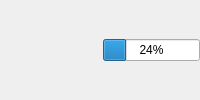
Old version of the form src/umbra/resources/Processing.ui in the repository KelSolaar/Umbra.
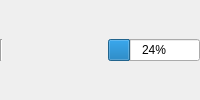
New version of the form.

Commit message: Implement processing related methods.

Patch:
```diff
--- a/src/umbra/resources/Processing.ui
+++ b/src/umbra/resources/Processing.ui
@@ -9,14 +9,14 @@
    <property name="margin">
     <number>0</number>
    </property>
-   <item row="0" column="0">
+   <item row="0" column="1">
     <widget class="QLabel" name="Processing_label">
      <property name="text">
       <string/>
      </property>
     </widget>
    </item>
-   <item row="0" column="1">
+   <item row="0" column="2">
     <widget class="QProgressBar" name="Processing_progressBar">
      <property name="sizePolicy">
       <sizepolicy hsizetype="Minimum" vsizetype="Fixed">
@@ -29,6 +29,13 @@
      </property>
     </widget>
    </item>
+   <item row="0" column="0">
+    <widget class="Line" name="Vertical_line">
+     <property name="orientation">
+      <enum>Qt::Vertical</enum>
+     </property>
+    </widget>
+   </item>
   </layout>
  </widget>
  <resources/>
```
The commit also changes 2 other files.
